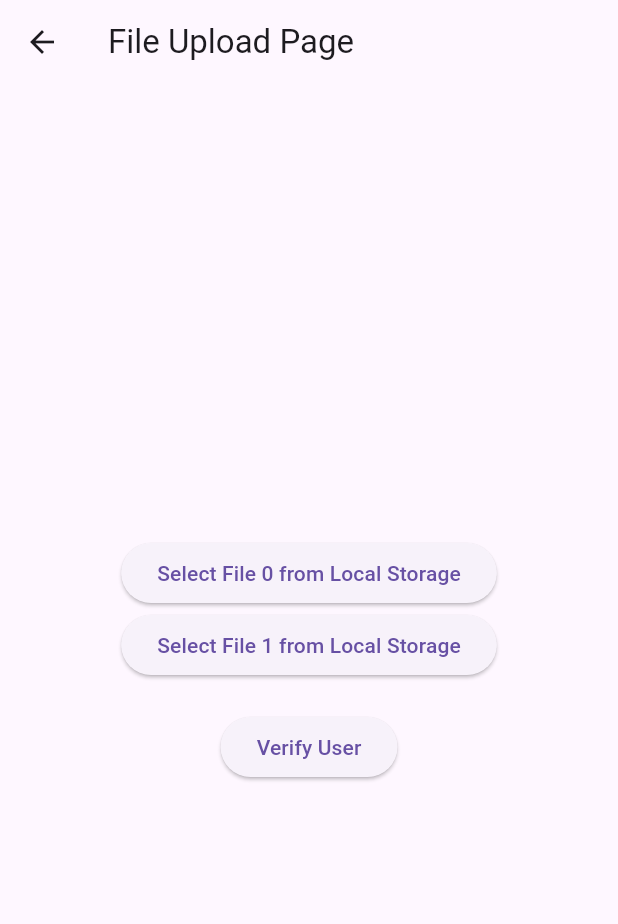
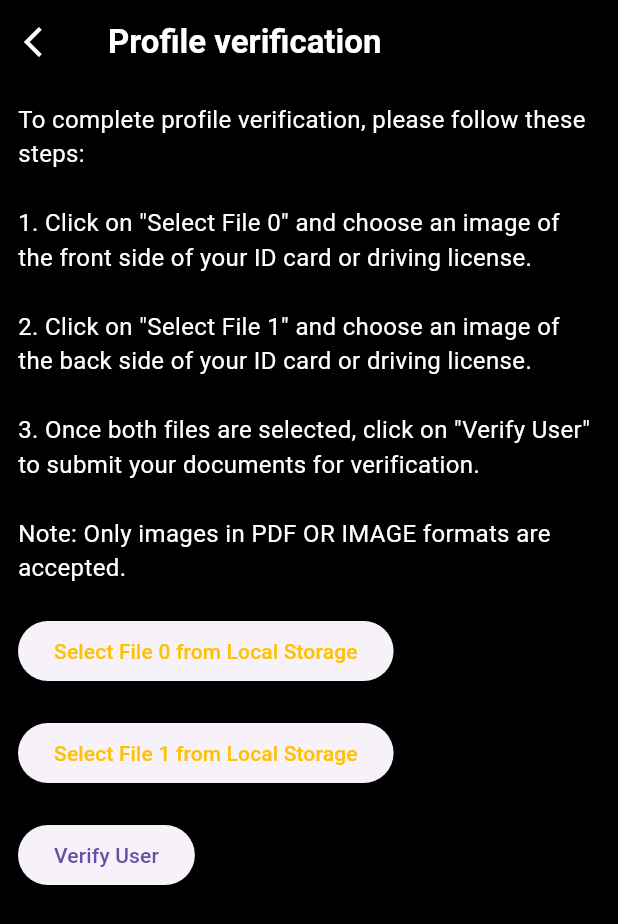
Before and after one commit to ChaniduMadalagama/SIC, a Flutter app: the FileUploadPage screen opened directly with empty values, on a phone screen of 412 x 824 dp. Shown: the top 924 px of the screen. Run offline on Flutter 3.47's test engine with Material 3 defaults, Android fonts, the light colour scheme and no system bars; our stand-ins replace dio, file_picker, google_fonts, intl_phone_field, persistent_bottom_nav_bar.

Commit message:
Strating apis

```diff
--- a/lib/screens/profile/profile_verification.dart
+++ b/lib/screens/profile/profile_verification.dart
@@ -1,21 +1,24 @@
 import 'dart:convert';
 import 'dart:io';
+
 import 'package:dio/dio.dart';
 import 'package:file_picker/file_picker.dart';
 import 'package:flutter/material.dart';
 
 class FileUploadPage extends StatefulWidget {
   final Map<String, dynamic> userData;
-  const FileUploadPage({super.key, required this.userData});
+
+  const FileUploadPage({Key? key, required this.userData}) : super(key: key);
+
   @override
   _FileUploadPageState createState() => _FileUploadPageState();
 }
 
 class _FileUploadPageState extends State<FileUploadPage> {
-  List<String?> uploadedFileUrls = [
-    null,
-    null
-  ]; // For storing uploaded file URLs
+  List<String?> uploadedFileUrls = [null, null];
+  bool isFile0Loading = false;
+  bool isFile1Loading = false;
+  bool isVerifyLoading = false;
 
   Future<void> _selectFile(int index) async {
     FilePickerResult? result = await FilePicker.platform.pickFiles(
@@ -30,10 +33,16 @@ class _FileUploadPageState extends State<FileUploadPage> {
 
   Future<void> _uploadFile(int index, File file) async {
     try {
-      // Initialize Dio
+      // Set loading state for the specific button
+      setState(() {
+        if (index == 0) {
+          isFile0Loading = true;
+        } else {
+          isFile1Loading = true;
+        }
+      });
+
       Dio dio = Dio();
-
-      // Upload PDF file to the API
       String fileName = 'file$index.pdf';
       FormData formData = FormData.fromMap({
         'image': await MultipartFile.fromFile(
@@ -47,67 +56,153 @@ class _FileUploadPageState extends State<FileUploadPage> {
         data: formData,
       );
 
-      // Handle the response as needed
       print('File $index uploaded. Response: ${response.data}');
 
-      // Update the uploaded file URL
       setState(() {
         uploadedFileUrls[index] = response.data['image_url'];
+        // Reset loading state for the specific button
+        if (index == 0) {
+          isFile0Loading = false;
+        } else {
+          isFile1Loading = false;
+        }
       });
     } catch (e) {
+      // Reset loading state for the specific button in case of an error
+      setState(() {
+        if (index == 0) {
+          isFile0Loading = false;
+        } else {
+          isFile1Loading = false;
+        }
+      });
       print('Error: $e');
     }
   }
 
   Future<void> _verifyUser() async {
     try {
-      // Check if both files are uploaded
+      // Set loading state for the verify button
+      setState(() {
+        isVerifyLoading = true;
+      });
+
       if (uploadedFileUrls[0] != null && uploadedFileUrls[1] != null) {
-        // Construct the body for the second API
         Map<String, dynamic> requestBody = {
           'id': widget.userData['id'],
           'verification_doc_one': uploadedFileUrls[0],
           'verification_doc_two': uploadedFileUrls[1],
         };
 
-        // Send the second API request
         Dio dio = Dio();
         Response secondApiResponse = await dio.post(
           'https://sis-web-staging.onrender.com/api/v1/mobileapi/app/mobileappuserverify',
           data: jsonEncode(requestBody),
         );
 
-        // Handle the response as needed
         print('Second API response: ${secondApiResponse.data}');
       } else {
         print('Please upload both files before verifying the user.');
       }
+
+      // Reset loading state for the verify button
+      setState(() {
+        isVerifyLoading = false;
+      });
     } catch (e) {
+      // Reset loading state for the verify button in case of an error
+      setState(() {
+        isVerifyLoading = false;
+      });
       print('Error: $e');
     }
+  }
+
+  ElevatedButton _fileSelectButton(int index) {
+    return ElevatedButton(
+      onPressed: index == 0
+          ? (isFile0Loading ? null : () => _selectFile(index))
+          : (isFile1Loading ? null : () => _selectFile(index)),
+      child: Row(
+        mainAxisSize: MainAxisSize.min,
+        children: [
+          Text(
+            'Select File $index from Local Storage',
+            style: const TextStyle(color: Colors.amber),
+          ),
+          if (index == 0 && isFile0Loading || index == 1 && isFile1Loading)
+            const Padding(
+              padding: EdgeInsets.only(left: 8.0),
+              child: CircularProgressIndicator(),
+            ),
+        ],
+      ),
+    );
+  }
+
+  ElevatedButton _verifyButton() {
+    return ElevatedButton(
+      onPressed: isVerifyLoading ? null : _verifyUser,
+      child: Row(
+        mainAxisSize: MainAxisSize.min,
+        children: [
+          const Text('Verify User'),
+          if (isVerifyLoading)
+            const Padding(
+              padding: EdgeInsets.only(left: 8.0),
+              child: CircularProgressIndicator(),
+            ),
+        ],
+      ),
+    );
   }
 
   @override
   Widget build(BuildContext context) {
     return Scaffold(
+      backgroundColor: Colors.black,
       appBar: AppBar(
-        title: Text('File Upload Page'),
+        backgroundColor: Colors.black,
+        iconTheme: const IconThemeData(
+          color: Colors.white,
+        ),
+        leading: IconButton(
+          onPressed: () {
+            Navigator.pop(context);
+          },
+          icon: const Icon(Icons.arrow_back_ios),
+        ),
+        title: const Text(
+          'Profile verification',
+          style: TextStyle(color: Colors.white, fontWeight: FontWeight.bold),
+        ),
       ),
-      body: Center(
-        child: Column(
-          mainAxisAlignment: MainAxisAlignment.center,
-          children: [
-            for (int i = 0; i < 2; i++)
-              ElevatedButton(
-                onPressed: () => _selectFile(i),
-                child: Text('Select File $i from Local Storage'),
+      body: Container(
+        padding: const EdgeInsets.symmetric(horizontal: 12, vertical: 12),
+        child: Center(
+          child: Column(
+            crossAxisAlignment: CrossAxisAlignment.start,
+            children: [
+              const Text(
+                'To complete profile verification, please follow these steps:\n\n'
+                '1. Click on "Select File 0" and choose an image of the front side of your ID card or driving license.\n\n'
+                '2. Click on "Select File 1" and choose an image of the back side of your ID card or driving license.\n\n'
+                '3. Once both files are selected, click on "Verify User" to submit your documents for verification.\n\n'
+                'Note: Only images in PDF OR IMAGE formats are accepted.',
+                style: TextStyle(
+                  color: Colors.white,
+                  fontSize: 16.0,
+                ),
+                textAlign: TextAlign.start,
               ),
-            SizedBox(height: 20),
-            ElevatedButton(
-              onPressed: _verifyUser,
-              child: Text('Verify User'),
-            ),
-          ],
+              for (int i = 0; i < 2; i++) ...[
+                const SizedBox(height: 20),
+                _fileSelectButton(i),
+              ],
+              const SizedBox(height: 20),
+              _verifyButton(),
+            ],
+          ),
         ),
       ),
     );
```
Also changed, not shown: lib/components/custem_button.dart (+9 -5 lines), lib/screens/auth/login_page/login.dart (+18 -16 lines).
